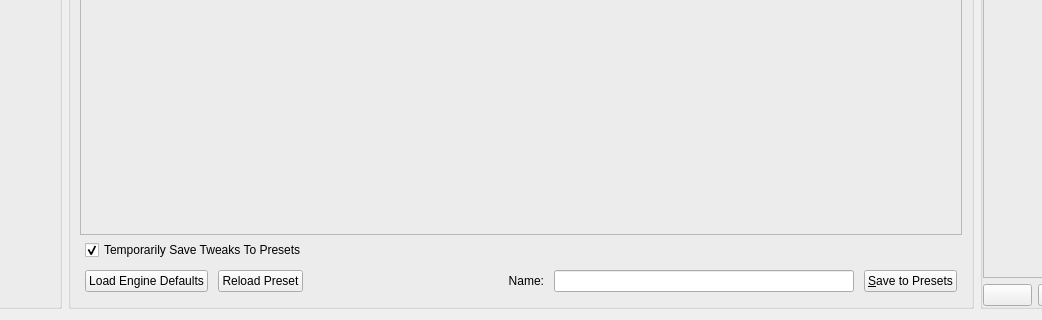
Qt form libs/ui/forms/wdgpaintopsettings.ui (KDE/krita) before a commit; both pictures show x 138 to 1180 and y 192 to 512 of the 1405 by 512 pixel window.
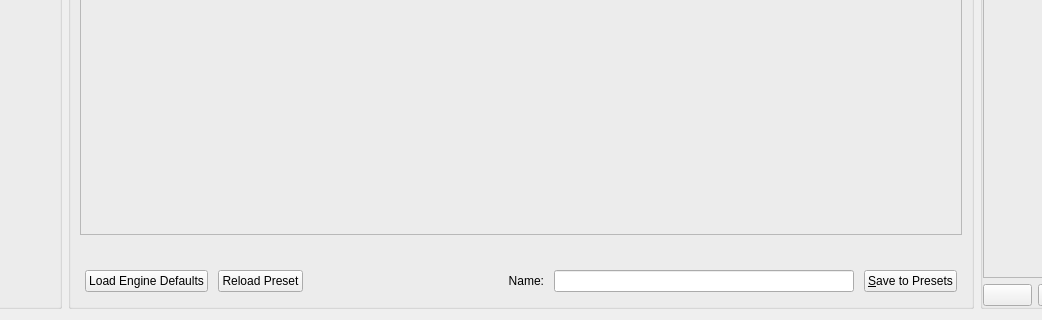
The same form after that commit. Custom widgets are drawn as their Qt base class.

Commit message: move the tweaked presets checkbox into the global settings area

The edit to the form file:
```diff
--- a/libs/ui/forms/wdgpaintopsettings.ui
+++ b/libs/ui/forms/wdgpaintopsettings.ui
@@ -46,7 +46,7 @@
        </widget>
       </item>
       <item>
-       <layout class="QHBoxLayout" name="horizontalLayout_3" stretch="0,0,0">
+       <layout class="QHBoxLayout" name="horizontalLayout_3" stretch="0,0">
         <property name="spacing">
          <number>20</number>
         </property>
@@ -62,22 +62,6 @@
         <property name="bottomMargin">
          <number>5</number>
         </property>
-        <item>
-         <widget class="QCheckBox" name="dirtyPresetCheckBox">
-          <property name="sizePolicy">
-           <sizepolicy hsizetype="Minimum" vsizetype="Fixed">
-            <horstretch>0</horstretch>
-            <verstretch>0</verstretch>
-           </sizepolicy>
-          </property>
-          <property name="text">
-           <string>Temporarily Save Tweaks To Presets</string>
-          </property>
-          <property name="checked">
-           <bool>true</bool>
-          </property>
-         </widget>
-        </item>
         <item>
          <spacer name="horizontalSpacer">
           <property name="orientation">
```
The commit also changes 4 other files.
